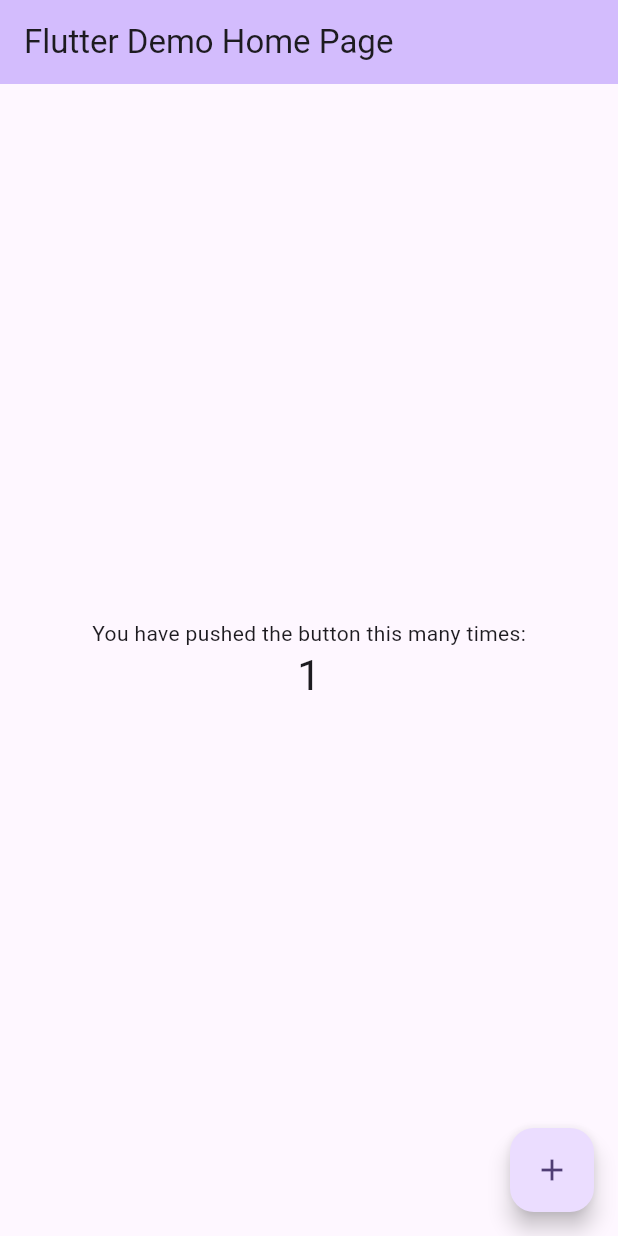
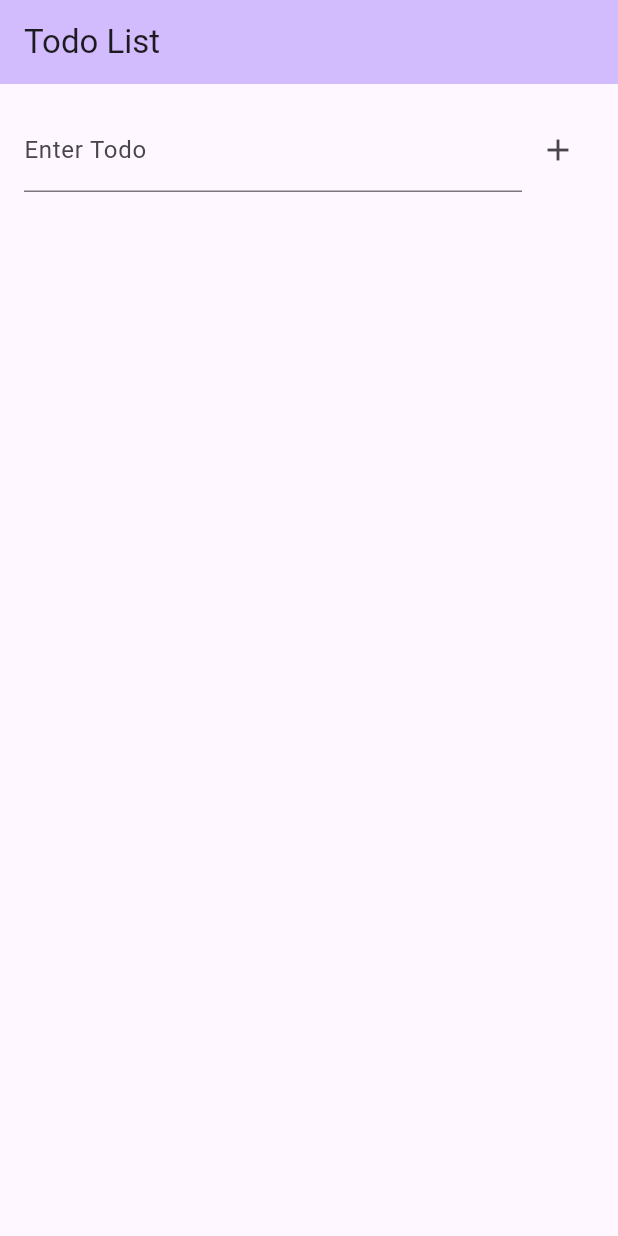
Before and after one commit to ouoxii/Todo-list-app, a Flutter app: the MyHomePage screen opened directly, after a tap on the "add" icon, on a phone screen of 412 x 824 dp. Run offline on Flutter 3.47's test engine with Material 3 defaults, Android fonts, the phone set to English and light mode, and no system bars.

Commit message:
Add New Todo Functionality

```diff
--- a/todo_list/lib/main.dart
+++ b/todo_list/lib/main.dart
@@ -7,46 +7,21 @@ void main() {
 class MyApp extends StatelessWidget {
   const MyApp({super.key});
 
-  // This widget is the root of your application.
   @override
   Widget build(BuildContext context) {
     return MaterialApp(
-      title: 'Flutter Demo',
+      title: 'Todo List App',
       theme: ThemeData(
-        // This is the theme of your application.
-        //
-        // TRY THIS: Try running your application with "flutter run". You'll see
-        // the application has a purple toolbar. Then, without quitting the app,
-        // try changing the seedColor in the colorScheme below to Colors.green
-        // and then invoke "hot reload" (save your changes or press the "hot
-        // reload" button in a Flutter-supported IDE, or press "r" if you used
-        // the command line to start the app).
-        //
-        // Notice that the counter didn't reset back to zero; the application
-        // state is not lost during the reload. To reset the state, use hot
-        // restart instead.
-        //
-        // This works for code too, not just values: Most code changes can be
-        // tested with just a hot reload.
         colorScheme: ColorScheme.fromSeed(seedColor: Colors.deepPurple),
         useMaterial3: true,
       ),
-      home: const MyHomePage(title: 'Flutter Demo Home Page'),
+      home: const MyHomePage(title: 'Todo List'),
     );
   }
 }
 
 class MyHomePage extends StatefulWidget {
   const MyHomePage({super.key, required this.title});
-
-  // This widget is the home page of your application. It is stateful, meaning
-  // that it has a State object (defined below) that contains fields that affect
-  // how it looks.
-
-  // This class is the configuration for the state. It holds the values (in this
-  // case the title) provided by the parent (in this case the App widget) and
-  // used by the build method of the State. Fields in a Widget subclass are
-  // always marked "final".
 
   final String title;
 
@@ -55,71 +30,68 @@ class MyHomePage extends StatefulWidget {
 }
 
 class _MyHomePageState extends State<MyHomePage> {
-  int _counter = 0;
+  final TextEditingController _todoController = TextEditingController();
+  final List<String> _todoList = [];
 
-  void _incrementCounter() {
+  void _addTodo() {
     setState(() {
-      // This call to setState tells the Flutter framework that something has
-      // changed in this State, which causes it to rerun the build method below
-      // so that the display can reflect the updated values. If we changed
-      // _counter without calling setState(), then the build method would not be
-      // called again, and so nothing would appear to happen.
-      _counter++;
+      if (_todoController.text.isNotEmpty) {
+        _todoList.add(_todoController.text);
+        _todoController.clear(); // 清空輸入框
+      }
     });
   }
 
   @override
   Widget build(BuildContext context) {
-    // This method is rerun every time setState is called, for instance as done
-    // by the _incrementCounter method above.
-    //
-    // The Flutter framework has been optimized to make rerunning build methods
-    // fast, so that you can just rebuild anything that needs updating rather
-    // than having to individually change instances of widgets.
     return Scaffold(
       appBar: AppBar(
-        // TRY THIS: Try changing the color here to a specific color (to
-        // Colors.amber, perhaps?) and trigger a hot reload to see the AppBar
-        // change color while the other colors stay the same.
         backgroundColor: Theme.of(context).colorScheme.inversePrimary,
-        // Here we take the value from the MyHomePage object that was created by
-        // the App.build method, and use it to set our appbar title.
         title: Text(widget.title),
       ),
-      body: Center(
-        // Center is a layout widget. It takes a single child and positions it
-        // in the middle of the parent.
+      body: Padding(
+        padding: const EdgeInsets.all(16.0),
         child: Column(
-          // Column is also a layout widget. It takes a list of children and
-          // arranges them vertically. By default, it sizes itself to fit its
-          // children horizontally, and tries to be as tall as its parent.
-          //
-          // Column has various properties to control how it sizes itself and
-          // how it positions its children. Here we use mainAxisAlignment to
-          // center the children vertically; the main axis here is the vertical
-          // axis because Columns are vertical (the cross axis would be
-          // horizontal).
-          //
-          // TRY THIS: Invoke "debug painting" (choose the "Toggle Debug Paint"
-          // action in the IDE, or press "p" in the console), to see the
-          // wireframe for each widget.
-          mainAxisAlignment: MainAxisAlignment.center,
           children: <Widget>[
-            const Text(
-              'You have pushed the button this many times:',
+            Row(
+              children: <Widget>[
+                Expanded(
+                  child: TextField(
+                    controller: _todoController,
+                    decoration: const InputDecoration(
+                      labelText: 'Enter Todo',
+                    ),
+                  ),
+                ),
+                IconButton(
+                  icon: const Icon(Icons.add),
+                  onPressed: _addTodo,
+                  tooltip: 'Add Todo',
+                ),
+              ],
             ),
-            Text(
-              '$_counter',
-              style: Theme.of(context).textTheme.headlineMedium,
+            const SizedBox(height: 20),
+            Expanded(
+              child: ListView.builder(
+                itemCount: _todoList.length,
+                itemBuilder: (context, index) {
+                  return ListTile(
+                    title: Text(_todoList[index]),
+                    trailing: IconButton(
+                      icon: const Icon(Icons.delete),
+                      onPressed: () {
+                        setState(() {
+                          _todoList.removeAt(index);
+                        });
+                      },
+                    ),
+                  );
+                },
+              ),
             ),
           ],
         ),
       ),
-      floatingActionButton: FloatingActionButton(
-        onPressed: _incrementCounter,
-        tooltip: 'Increment',
-        child: const Icon(Icons.add),
-      ), // This trailing comma makes auto-formatting nicer for build methods.
     );
   }
 }
```
